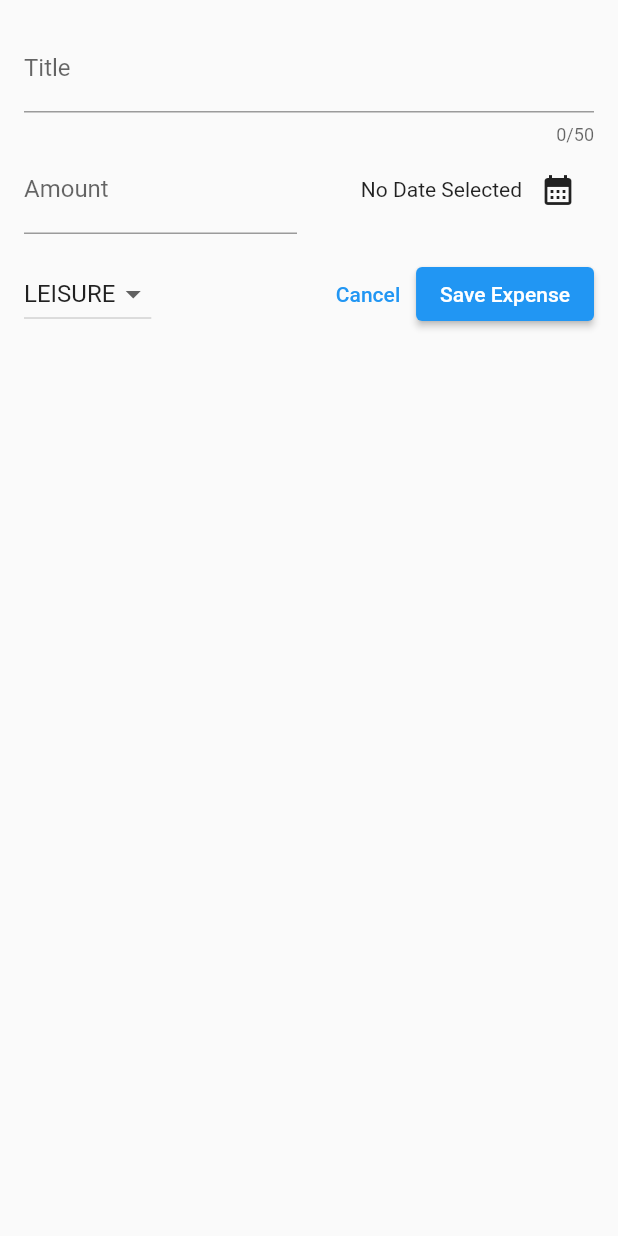
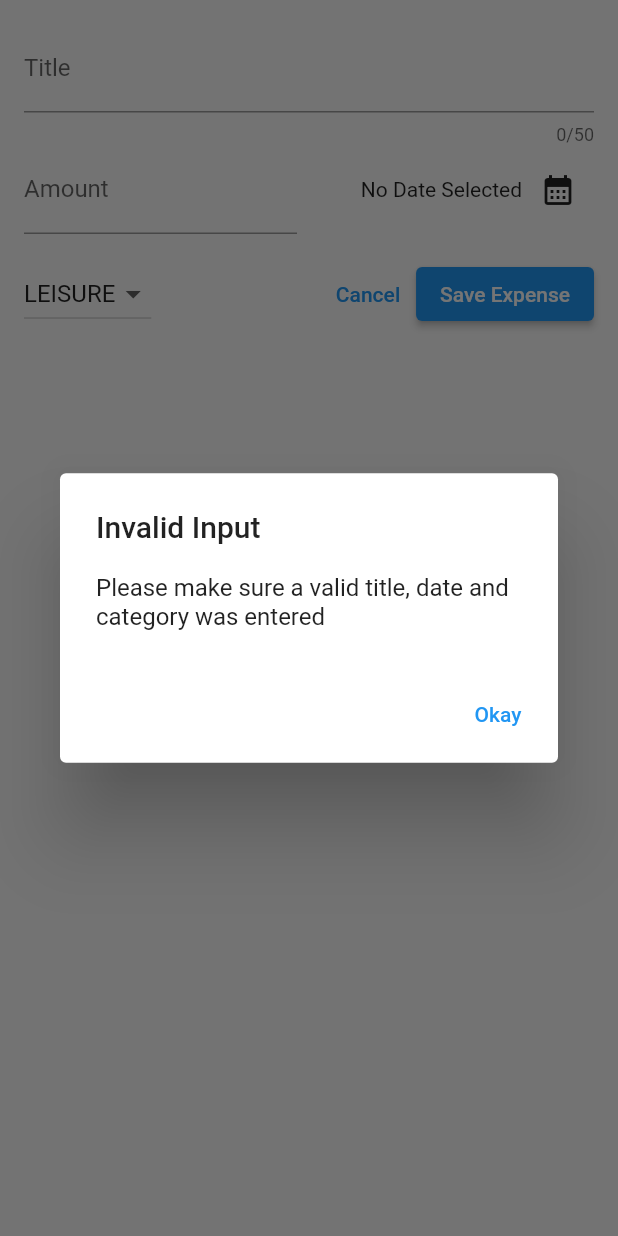
Before and after one commit to godomainz/expense_tracker, a Flutter app: the NewExpense widget shown alone on an empty page, opened directly, after a tap on "Save Expense", on a phone screen of 412 x 824 dp. Run offline on Flutter 3.47's test engine with Material 2 defaults, Android fonts, the phone set to English and light mode, and no system bars.

Commit message:
116. Validating User Input & Showing an Error Dialog

```diff
--- a/lib/widgets/new_expense.dart
+++ b/lib/widgets/new_expense.dart
@@ -34,7 +34,24 @@ class _NewExpenseState extends State<NewExpense> {
     final amountIsInvalid = (enteredAmount == null) || (enteredAmount <= 0);
     if (_titleController.text.trim().isEmpty ||
         amountIsInvalid ||
-        _selectedDate == null) {}
+        _selectedDate == null) {
+      showDialog(
+          context: context,
+          builder: (ctx) => AlertDialog(
+                title: const Text("Invalid Input"),
+                content: const Text(
+                    "Please make sure a valid title, date and category was entered"),
+                actions: [
+                  TextButton(
+                    onPressed: () {
+                      Navigator.pop(ctx);
+                    },
+                    child: const Text("Okay"),
+                  )
+                ],
+              ));
+      return;
+    }
   }
 
   @override
```
